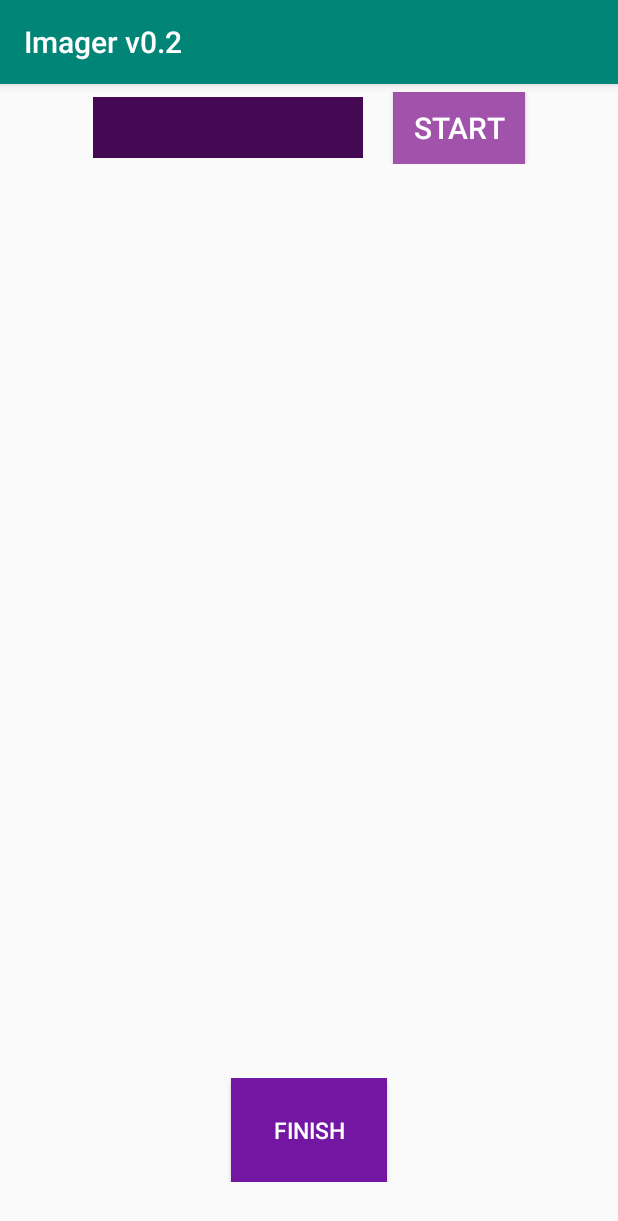
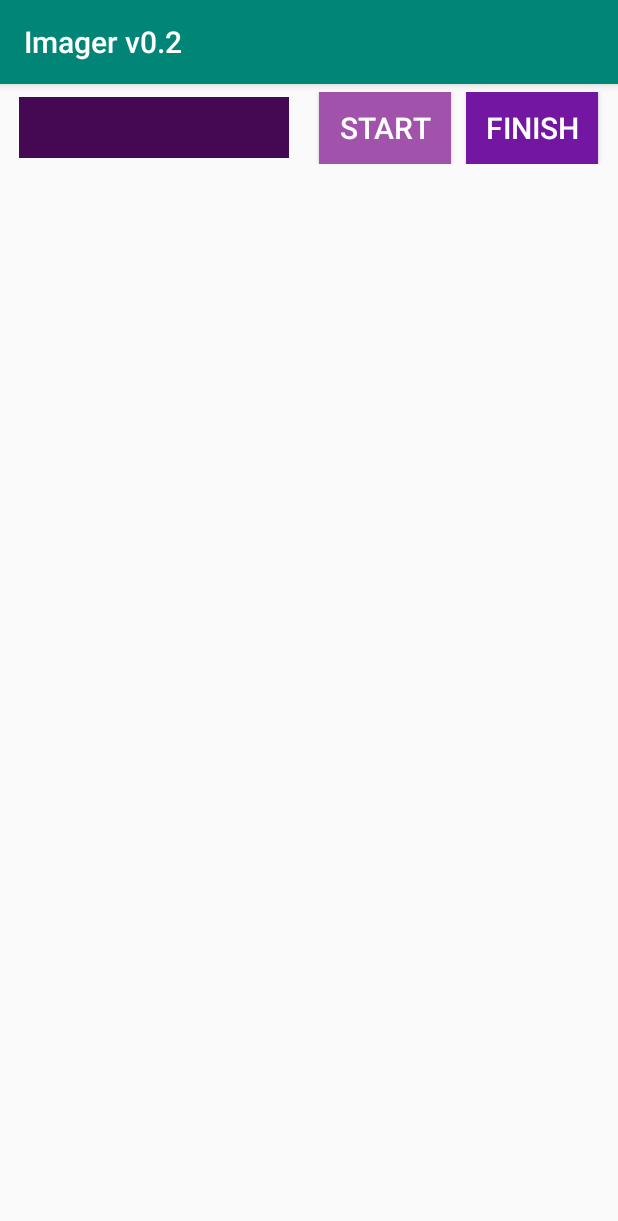
Before and after one commit to mariabelenTC/LSMU, an Android app: the Puzzle screen opened directly, with no data from a screen before it, on a phone screen of 412 x 824 dp. Shown: the top 1221 px of the screen. Run offline under Robolectric (Android 15) with nearby library versions, the phone set to English and light mode, and no system bars.

Commit message:
no funciona

```diff
--- a/Imagerv02/app/src/main/java/marbel/mov/urjc/imagerv02/MainActivity.java
+++ b/Imagerv02/app/src/main/java/marbel/mov/urjc/imagerv02/MainActivity.java
@@ -44,7 +44,7 @@ public class MainActivity extends AppCompatActivity {
 
 
 
-        conn =new ConnexionSQLiteHelper(this, "bd usuarios",null,1);
+        conn =new ConnexionSQLiteHelper(this);
 
     }
     public void onClick(View view){
@@ -64,7 +64,7 @@ public class MainActivity extends AppCompatActivity {
     }
     private void consultar(){
         SQLiteDatabase db = conn.getReadableDatabase();
-        String[] campos={ComandosBD.CAMPO_NOMBRE};
+        String[] campos={ComandosBD.FeedEntry.CAMPO_NOMBRE};
         String[] parametros;
 
 
@@ -76,7 +76,7 @@ public class MainActivity extends AppCompatActivity {
         try {
             /* */
 
-            Cursor cursor =db.query(ComandosBD.TABLA_USUARIO,campos,ComandosBD.CAMPO_NICK+"=?",parametros,null,null,null);
+            Cursor cursor =db.query(ComandosBD.FeedEntry.TABLA_USUARIO,campos,ComandosBD.FeedEntry.CAMPO_NICK+"=?",parametros,null,null,null);
             cursor.moveToFirst();
 
             nombreUsuario=cursor.getString(0);
--- a/Imagerv02/app/src/main/java/marbel/mov/urjc/imagerv02/PlayPuzzle/PiezaBoton.java
+++ b/Imagerv02/app/src/main/java/marbel/mov/urjc/imagerv02/PlayPuzzle/PiezaBoton.java
@@ -79,7 +79,7 @@ public class PiezaBoton extends Button{
      * @return
      */
     public static PiezaBoton getDefaultButton(int[] dispDimensions, Bitmap bm, Puzzle m) {
-        int[] buttonDimensions = new int[]{ dispDimensions[0]/ (bm.getHeight()*3), dispDimensions[1]/ (bm.getWidth())};
+        int[] buttonDimensions = new int[]{ dispDimensions[0]/ (bm.getHeight()*2), dispDimensions[1]/ (bm.getWidth())};
         PiezaBoton b = new PiezaBoton(m);
         b.setMinHeight(0);
         b.setMinWidth(0);
--- a/Imagerv02/app/src/main/res/layout/activity_puzzle.xml
+++ b/Imagerv02/app/src/main/res/layout/activity_puzzle.xml
@@ -38,6 +38,16 @@
             android:text="start"
             android:textSize="20dp" />
 
+        <Button
+            android:id="@+id/puzzleFinish"
+            android:layout_marginLeft="10dp"
+            android:layout_width="wrap_content"
+            android:layout_height="wrap_content"
+            android:text="finish"
+            android:textColor="#FFFF"
+            android:textSize="20dp"
+            android:background="#7316A2" />
+
     </LinearLayout>
     <LinearLayout
         android:id="@+id/layoutImagen"
@@ -48,39 +58,18 @@
         <ImageView
             android:id="@+id/puzzleMuestra"
             android:layout_width="match_parent"
-            android:layout_height="250dp"/>
+            android:layout_height="150dp"/>
 
     </LinearLayout>
 
     <LinearLayout
         android:id="@+id/layoutBotonera"
         android:layout_width="match_parent"
-        android:layout_height="319dp"
+        android:layout_height="match_parent"
         android:layout_marginTop="20dp"
         android:orientation="vertical">
 
 
     </LinearLayout>
 
-    <LinearLayout
-        android:layout_width="match_parent"
-        android:layout_height="wrap_content"
-        android:layout_gravity="center_vertical"
-        android:gravity="center">
-
-
-
-        <Button
-            android:id="@+id/puzzleFinish"
-            android:layout_width="104dp"
-            android:layout_height="69dp"
-            android:text="finish"
-            android:textColor="#FFFF"
-            android:textSize="15dp"
-            android:background="#7316A2" />
-
-    </LinearLayout>
-
-
-
 </LinearLayout>
```
Also changed, not shown: Imagerv02/app/src/main/java/marbel/mov/urjc/imagerv02/ComandosBD/ComandosBD.java (+33 -10 lines), Imagerv02/app/src/main/java/marbel/mov/urjc/imagerv02/ConnexionSQLiteHelper.java (+15 -14 lines), Imagerv02/app/src/main/java/marbel/mov/urjc/imagerv02/Registro.java (+8 -9 lines), Imagerv02/app/src/main/java/marbel/mov/urjc/imagerv02/TopScore.java (+67 -19 lines).
